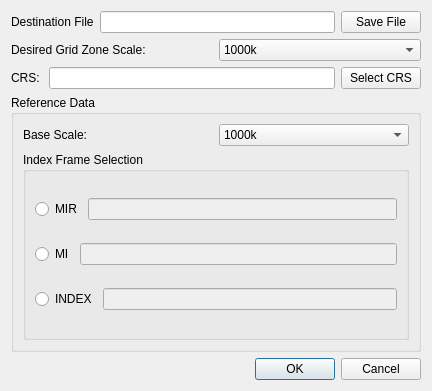
danieljefferson/GridZoneGenerator, file grid_zone_generator_dialog_base.ui: the form before one commit.
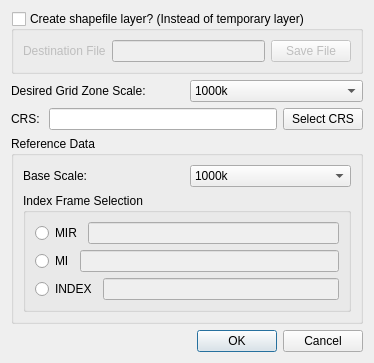
The form after the commit.

Commit message: Returning with memory layer

What changed in the file:
```diff
--- a/grid_zone_generator_dialog_base.ui
+++ b/grid_zone_generator_dialog_base.ui
@@ -6,13 +6,25 @@
    <rect>
     <x>0</x>
     <y>0</y>
-    <width>432</width>
-    <height>391</height>
+    <width>374</width>
+    <height>351</height>
    </rect>
   </property>
   <property name="windowTitle">
    <string>Grid Zone Generator</string>
   </property>
+  <layout class="QGridLayout" name="gridLayout_4">
+   <item row="0" column="0">
+    <widget class="QGroupBox" name="createShapeBox">
+     <property name="title">
+      <string>Create shapefile layer? (Instead of temporary layer)</string>
+     </property>
+     <property name="checkable">
+      <bool>true</bool>
+     </property>
+     <property name="checked">
+      <bool>false</bool>
+     </property>
   <layout class="QGridLayout" name="gridLayout_3">
    <item row="0" column="0">
     <layout class="QHBoxLayout" name="horizontalLayout_7">
@@ -38,6 +50,9 @@
       </widget>
      </item>
     </layout>
+      </item>
+     </layout>
+    </widget>
    </item>
    <item row="1" column="0">
     <layout class="QHBoxLayout" name="horizontalLayout_5">
```
Lines whose indentation alone changed are shown as unchanged. The commit also changes 2 other files.
